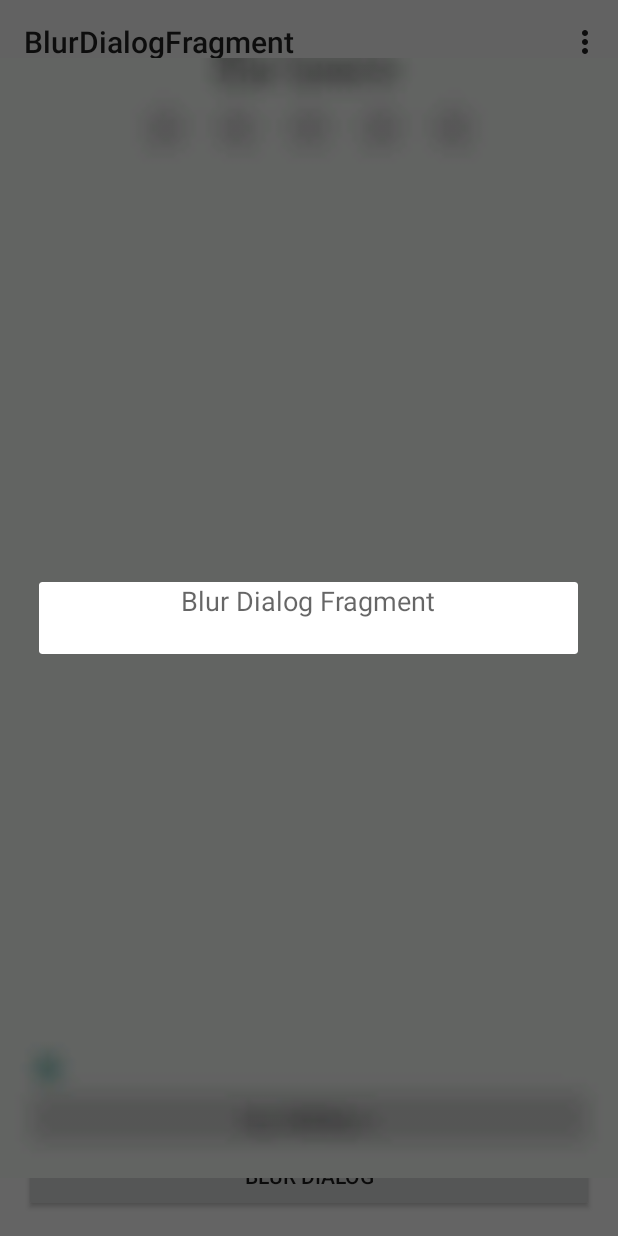
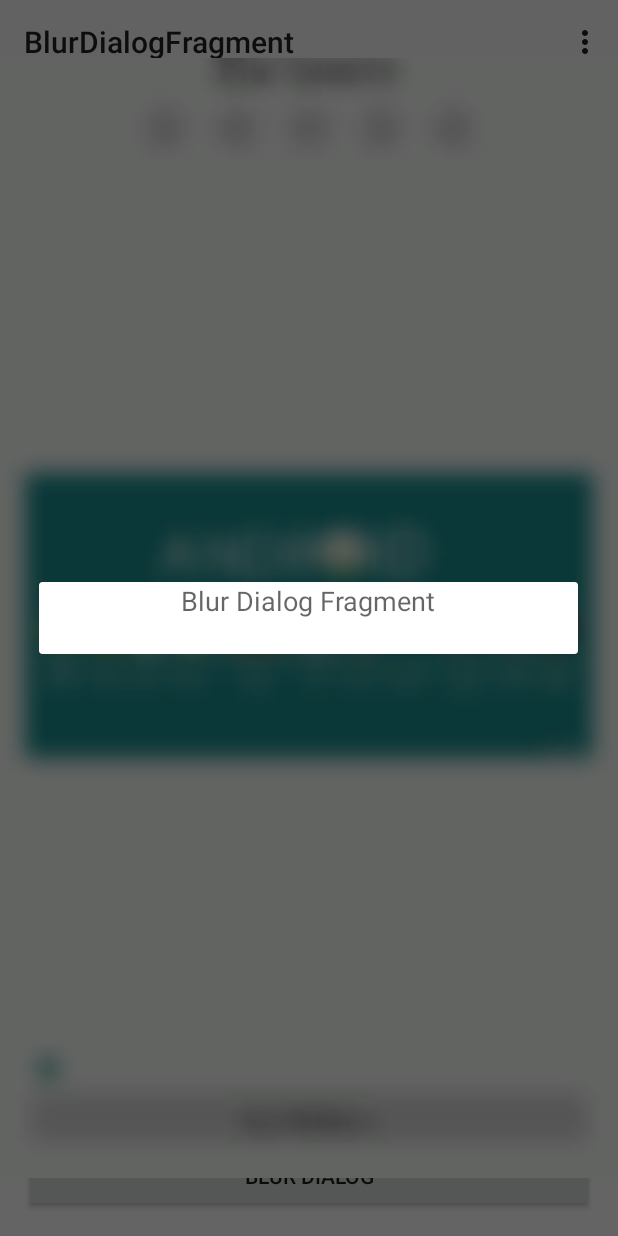
Before and after one commit to tvbarthel/BlurDialogFragment, an Android app: the screen it shows after launch (MainActivity), after a tap on "BLUR DIALOG", on a phone screen of 412 x 824 dp. Run offline under Robolectric (Android 15) with nearby library versions, the phone set to English and light mode, and no system bars.

Commit message:
Tweak demo, use imageView

```diff
--- a/sample/src/main/java/fr/tvbarthel/lib/blurdialogfragment/sample/MainActivity.java
+++ b/sample/src/main/java/fr/tvbarthel/lib/blurdialogfragment/sample/MainActivity.java
@@ -5,27 +5,16 @@ import android.support.v7.app.ActionBarActivity;
 import android.view.Menu;
 import android.view.MenuItem;
 import android.view.View;
-import android.webkit.WebView;
-import android.widget.Button;
 
 
 public class MainActivity extends ActionBarActivity implements View.OnClickListener {
-
-    private Button mDoBlurButton;
-
-    private WebView mWebView;
 
     @Override
     protected void onCreate(Bundle savedInstanceState) {
         super.onCreate(savedInstanceState);
         setContentView(R.layout.activity_main);
 
-        mWebView = ((WebView) findViewById(R.id.webView));
-        mWebView.loadUrl(getString(R.string.url));
-
-        mDoBlurButton = ((Button) findViewById(R.id.button));
-        mDoBlurButton.setOnClickListener(this);
-
+        findViewById(R.id.button).setOnClickListener(this);
     }
 
 
--- a/sample/src/main/res/layout/activity_main.xml
+++ b/sample/src/main/res/layout/activity_main.xml
@@ -40,10 +40,12 @@
         android:layout_below="@+id/textView"
         android:layout_centerHorizontal="true" />
 
-    <WebView
+    <ImageView
         android:layout_width="match_parent"
         android:layout_height="wrap_content"
-        android:id="@+id/webView"
+        android:id="@+id/imageView"
+        android:contentDescription="@string/content_description_imageview"
+        android:src="@drawable/android"
         android:layout_below="@+id/ratingBar"
         android:layout_above="@+id/seekBar" />
 </RelativeLayout>
--- a/sample/src/main/res/values/strings.xml
+++ b/sample/src/main/res/values/strings.xml
@@ -7,5 +7,6 @@
     <string name="blur_title">Blur Sample</string>
     <string name="url">http://tvbarthel.github.io/</string>
     <string name="dialog_fragment_title">Blur Dialog Fragment</string>
+    <string name="content_description_imageview">Android since 2008 by ijooh</string>
 
 </resources>
```
Also changed, not shown: lib/src/main/res/drawable-hdpi/android.png (added), lib/src/main/res/drawable-mdpi/android.png (added), lib/src/main/res/drawable-xhdpi/android.png (added), lib/src/main/res/drawable-xxhdpi/android.png (added).
